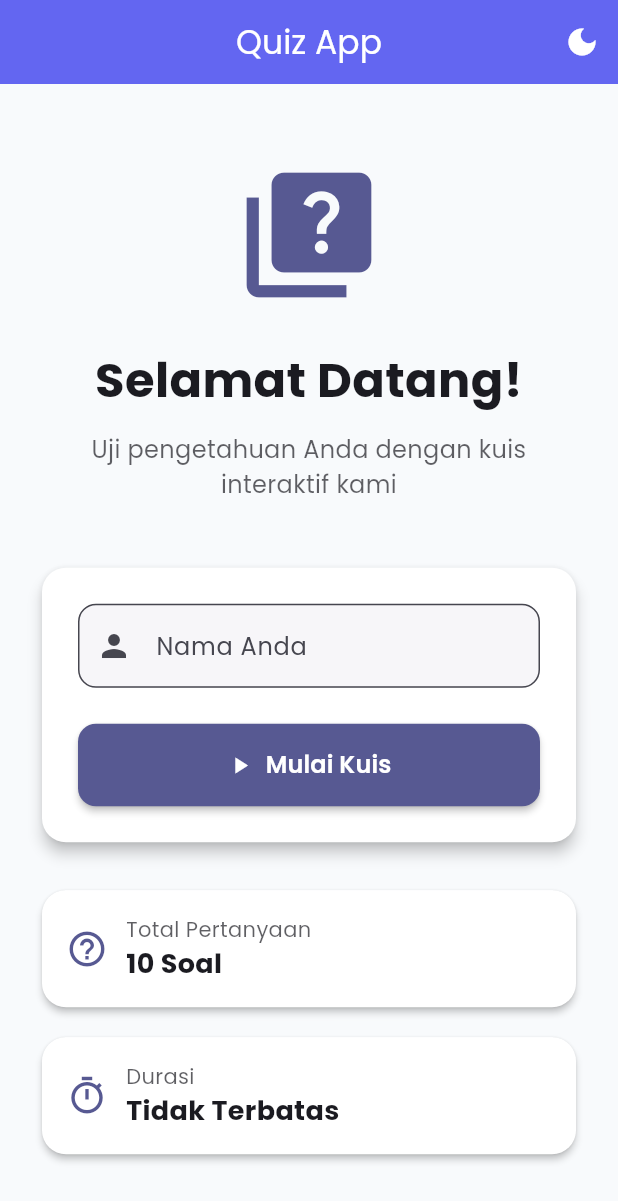
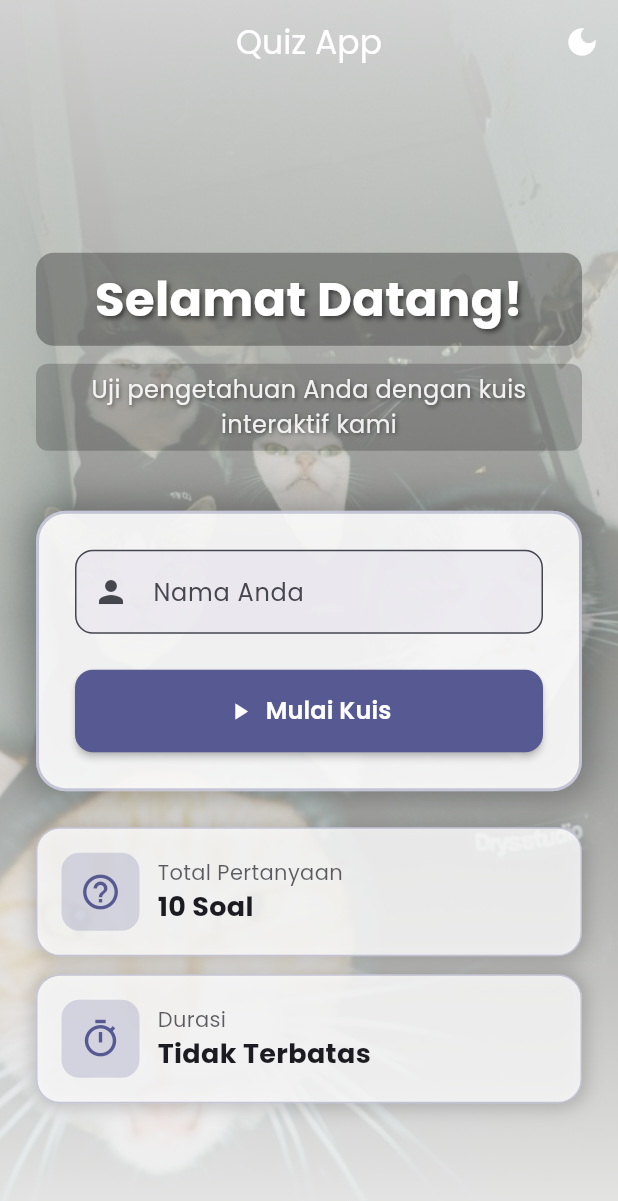
Before and after one commit to Sulthan1901/uts-lab-pemob, a Flutter app: the screen it shows after launch, on a phone screen of 412 x 824 dp. Shown: the top 1201 px of the screen. Run offline on Flutter 3.47's test engine with Material 3 defaults, Android fonts, the phone set to English and light mode, and no system bars.

Commit message:
chore(assets): add assets folder for images and icons

```diff
--- a/lib/screens/home_screen.dart
+++ b/lib/screens/home_screen.dart
@@ -12,7 +12,8 @@ class HomeScreen extends StatefulWidget {
   State<HomeScreen> createState() => _HomeScreenState();
 }
 
-class _HomeScreenState extends State<HomeScreen> with SingleTickerProviderStateMixin {
+class _HomeScreenState extends State<HomeScreen>
+    with SingleTickerProviderStateMixin {
   final TextEditingController _nameController = TextEditingController();
   final _formKey = GlobalKey<FormState>();
   late AnimationController _animationController;
@@ -58,8 +59,11 @@ class _HomeScreenState extends State<HomeScreen> with SingleTickerProviderStateM
     final themeProvider = Provider.of<ThemeProvider>(context);
 
     return Scaffold(
+      extendBodyBehindAppBar: true,
       appBar: AppBar(
         title: const Text('Quiz App'),
+        backgroundColor: Colors.transparent,
+        elevation: 0,
         actions: [
           IconButton(
             icon: Icon(
@@ -69,7 +73,52 @@ class _HomeScreenState extends State<HomeScreen> with SingleTickerProviderStateM
           ),
         ],
       ),
-      body: SafeArea(
+      body: Stack(
+        children: [
+          // Background Image dengan Character
+          Positioned.fill(
+            child: Container(
+              decoration: BoxDecoration(
+                image: DecorationImage(
+                  image: const AssetImage(
+                    'assets/images/cat_bg.jpg',
+                  ),
+                  fit: BoxFit.cover,
+                  colorFilter: ColorFilter.mode(
+                    Colors.black.withOpacity(
+                      themeProvider.isDarkMode ? 0.6 : 0.3,
+                    ),
+                    BlendMode.darken,
+                  ),
+                ),
+              ),
+            ),
+          ),
+          // Gradient Overlay
+          Positioned.fill(
+            child: Container(
+              decoration: BoxDecoration(
+                gradient: LinearGradient(
+                  begin: Alignment.topCenter,
+                  end: Alignment.bottomCenter,
+                  colors: themeProvider.isDarkMode
+                      ? [
+                          Colors.black.withOpacity(0.7),
+                          Colors.black.withOpacity(0.4),
+                          Colors.black.withOpacity(0.8),
+                        ]
+                      : [
+                          Colors.white.withOpacity(0.8),
+                          Colors.white.withOpacity(0.5),
+                          Colors.white.withOpacity(0.9),
+                        ],
+                  stops: const [0.0, 0.5, 1.0],
+                ),
+              ),
+            ),
+          ),
+          // Content
+          SafeArea(
             child: Center(
               child: SingleChildScrollView(
                 child: Padding(
@@ -83,35 +132,84 @@ class _HomeScreenState extends State<HomeScreen> with SingleTickerProviderStateM
                       mainAxisAlignment: MainAxisAlignment.center,
                       crossAxisAlignment: CrossAxisAlignment.stretch,
                       children: [
-                    Icon(
-                      Icons.quiz,
-                      size: isTablet ? 120 : 100,
-                      color: Theme.of(context).colorScheme.primary,
+                        SizedBox(height: isTablet ? 32 : 24),
+                        // Title dengan backdrop
+                        Container(
+                          padding: const EdgeInsets.symmetric(
+                            horizontal: 16,
+                            vertical: 8,
                           ),
-                    SizedBox(height: isTablet ? 32 : 24),
-                    Text(
+                          decoration: BoxDecoration(
+                            color: Colors.black.withOpacity(0.3),
+                            borderRadius: BorderRadius.circular(12),
+                          ),
+                          child: Text(
                             'Selamat Datang!',
                             textAlign: TextAlign.center,
                             style: TextStyle(
                               fontSize: isTablet ? 36 : 32,
                               fontWeight: FontWeight.bold,
-                        color: Theme.of(context).textTheme.displayLarge?.color,
+                              color: Colors.white,
+                              shadows: [
+                                Shadow(
+                                  color: Colors.black.withOpacity(0.5),
+                                  offset: const Offset(2, 2),
+                                  blurRadius: 4,
+                                ),
+                              ],
+                            ),
                           ),
                         ),
                         SizedBox(height: isTablet ? 16 : 12),
-                    Text(
+                        Container(
+                          padding: const EdgeInsets.symmetric(
+                            horizontal: 16,
+                            vertical: 6,
+                          ),
+                          decoration: BoxDecoration(
+                            color: Colors.black.withOpacity(0.2),
+                            borderRadius: BorderRadius.circular(8),
+                          ),
+                          child: Text(
                             'Uji pengetahuan Anda dengan kuis interaktif kami',
                             textAlign: TextAlign.center,
                             style: TextStyle(
                               fontSize: isTablet ? 18 : 16,
-                        color: Theme.of(context).textTheme.bodyLarge?.color?.withOpacity(0.7),
+                              color: Colors.white.withOpacity(0.9),
+                              shadows: [
+                                Shadow(
+                                  color: Colors.black.withOpacity(0.5),
+                                  offset: const Offset(1, 1),
+                                  blurRadius: 3,
+                                ),
+                              ],
+                            ),
                           ),
                         ),
                         SizedBox(height: isTablet ? 48 : 40),
+                        // Form Card dengan backdrop blur effect
                         Form(
                           key: _formKey,
-                      child: Card(
-                        elevation: 4,
+                          child: Container(
+                            decoration: BoxDecoration(
+                              color: themeProvider.isDarkMode
+                                  ? Colors.black.withOpacity(0.6)
+                                  : Colors.white.withOpacity(0.9),
+                              borderRadius: BorderRadius.circular(20),
+                              border: Border.all(
+                                color: Theme.of(
+                                  context,
+                                ).colorScheme.primary.withOpacity(0.3),
+                                width: 2,
+                              ),
+                              boxShadow: [
+                                BoxShadow(
+                                  color: Colors.black.withOpacity(0.3),
+                                  blurRadius: 20,
+                                  spreadRadius: 5,
+                                ),
+                              ],
+                            ),
                             child: Padding(
                               padding: EdgeInsets.all(isTablet ? 32.0 : 24.0),
                               child: Column(
@@ -126,11 +224,17 @@ class _HomeScreenState extends State<HomeScreen> with SingleTickerProviderStateM
                                         borderRadius: BorderRadius.circular(12),
                                       ),
                                       filled: true,
-                                  fillColor: Theme.of(context).colorScheme.surfaceVariant.withOpacity(0.3),
+                                      fillColor: Theme.of(context)
+                                          .colorScheme
+                                          .surfaceVariant
+                                          .withOpacity(0.5),
                                     ),
-                                style: TextStyle(fontSize: isTablet ? 18 : 16),
+                                    style: TextStyle(
+                                      fontSize: isTablet ? 18 : 16,
+                                    ),
                                     validator: (value) {
-                                  if (value == null || value.trim().isEmpty) {
+                                      if (value == null ||
+                                          value.trim().isEmpty) {
                                         return 'Nama tidak boleh kosong';
                                       }
                                       if (value.trim().length < 3) {
@@ -157,6 +261,7 @@ class _HomeScreenState extends State<HomeScreen> with SingleTickerProviderStateM
                           title: 'Total Pertanyaan',
                           value: '10 Soal',
                           isTablet: isTablet,
+                          isDarkMode: themeProvider.isDarkMode,
                         ),
                         SizedBox(height: isTablet ? 16 : 12),
                         _buildInfoCard(
@@ -165,6 +270,7 @@ class _HomeScreenState extends State<HomeScreen> with SingleTickerProviderStateM
                           title: 'Durasi',
                           value: 'Tidak Terbatas',
                           isTablet: isTablet,
+                          isDarkMode: themeProvider.isDarkMode,
                         ),
                       ],
                     ),
@@ -172,6 +278,8 @@ class _HomeScreenState extends State<HomeScreen> with SingleTickerProviderStateM
                 ),
               ),
             ),
+          ),
+        ],
       ),
     );
   }
@@ -182,16 +290,41 @@ class _HomeScreenState extends State<HomeScreen> with SingleTickerProviderStateM
     required String title,
     required String value,
     required bool isTablet,
+    required bool isDarkMode,
   }) {
-    return Card(
+    return Container(
+      decoration: BoxDecoration(
+        color: isDarkMode
+            ? Colors.black.withOpacity(0.5)
+            : Colors.white.withOpacity(0.8),
+        borderRadius: BorderRadius.circular(16),
+        border: Border.all(
+          color: Theme.of(context).colorScheme.primary.withOpacity(0.3),
+          width: 1,
+        ),
+        boxShadow: [
+          BoxShadow(
+            color: Colors.black.withOpacity(0.2),
+            blurRadius: 10,
+            spreadRadius: 2,
+          ),
+        ],
+      ),
       child: Padding(
         padding: EdgeInsets.all(isTablet ? 20.0 : 16.0),
         child: Row(
           children: [
-            Icon(
+            Container(
+              padding: const EdgeInsets.all(12),
+              decoration: BoxDecoration(
+                color: Theme.of(context).colorScheme.primary.withOpacity(0.2),
+                borderRadius: BorderRadius.circular(12),
+              ),
+              child: Icon(
                 icon,
                 size: isTablet ? 32 : 28,
                 color: Theme.of(context).colorScheme.primary,
+              ),
             ),
             SizedBox(width: isTablet ? 16 : 12),
             Column(
@@ -201,7 +334,9 @@ class _HomeScreenState extends State<HomeScreen> with SingleTickerProviderStateM
                   title,
                   style: TextStyle(
                     fontSize: isTablet ? 16 : 14,
-                    color: Theme.of(context).textTheme.bodyMedium?.color?.withOpacity(0.7),
+                    color: Theme.of(
+                      context,
+                    ).textTheme.bodyMedium?.color?.withOpacity(0.7),
                   ),
                 ),
                 Text(
--- /dev/null
+++ b/lib/widgets/background_image.dart
@@ -0,0 +1,71 @@
+import 'package:flutter/material.dart';
+
+class BackgroundImage extends StatelessWidget {
+  final Widget child;
+  final bool isDarkMode;
+
+  const BackgroundImage({
+    Key? key,
+    required this.child,
+    required this.isDarkMode,
+  }) : super(key: key);
+
+  @override
+  Widget build(BuildContext context) {
+    return Stack(
+      children: [
+        // Background Image
+        Positioned.fill(
+          child: Image.network(
+            'https://i.imgur.com/your-image-url.jpg', // Ganti dengan URL gambar
+            fit: BoxFit.cover,
+            errorBuilder: (context, error, stackTrace) {
+              // Fallback jika gambar tidak load
+              return Container(
+                decoration: BoxDecoration(
+                  gradient: LinearGradient(
+                    begin: Alignment.topCenter,
+                    end: Alignment.bottomCenter,
+                    colors: isDarkMode
+                        ? [
+                            const Color(0xFF0F172A),
+                            const Color(0xFF1E293B),
+                          ]
+                        : [
+                            const Color(0xFFF8FAFC),
+                            const Color(0xFFE2E8F0),
+                          ],
+                  ),
+                ),
+              );
+            },
+          ),
+        ),
+        // Gradient Overlay untuk readability
+        Positioned.fill(
+          child: Container(
+            decoration: BoxDecoration(
+              gradient: LinearGradient(
+                begin: Alignment.topCenter,
+                end: Alignment.bottomCenter,
+                colors: isDarkMode
+                    ? [
+                        Colors.black.withOpacity(0.7),
+                        Colors.black.withOpacity(0.5),
+                        Colors.black.withOpacity(0.7),
+                      ]
+                    : [
+                        Colors.white.withOpacity(0.7),
+                        Colors.white.withOpacity(0.5),
+                        Colors.white.withOpacity(0.7),
+                      ],
+              ),
+            ),
+          ),
+        ),
+        // Content
+        child,
+      ],
+    );
+  }
+}
--- a/pubspec.yaml
+++ b/pubspec.yaml
@@ -66,6 +66,9 @@ flutter:
         - asset: fonts/Poppins-Bold.ttf
           weight: 700
 
+  assets:
+      - assets/images/
+
   # To add assets to your application, add an assets section, like this:
   # assets:
   #   - images/a_dot_burr.jpeg
```
Also changed, not shown: assets/images/background_character.jpg (added), assets/images/cat_bg.jpg (added). Lines whose indentation alone changed are shown as unchanged.
